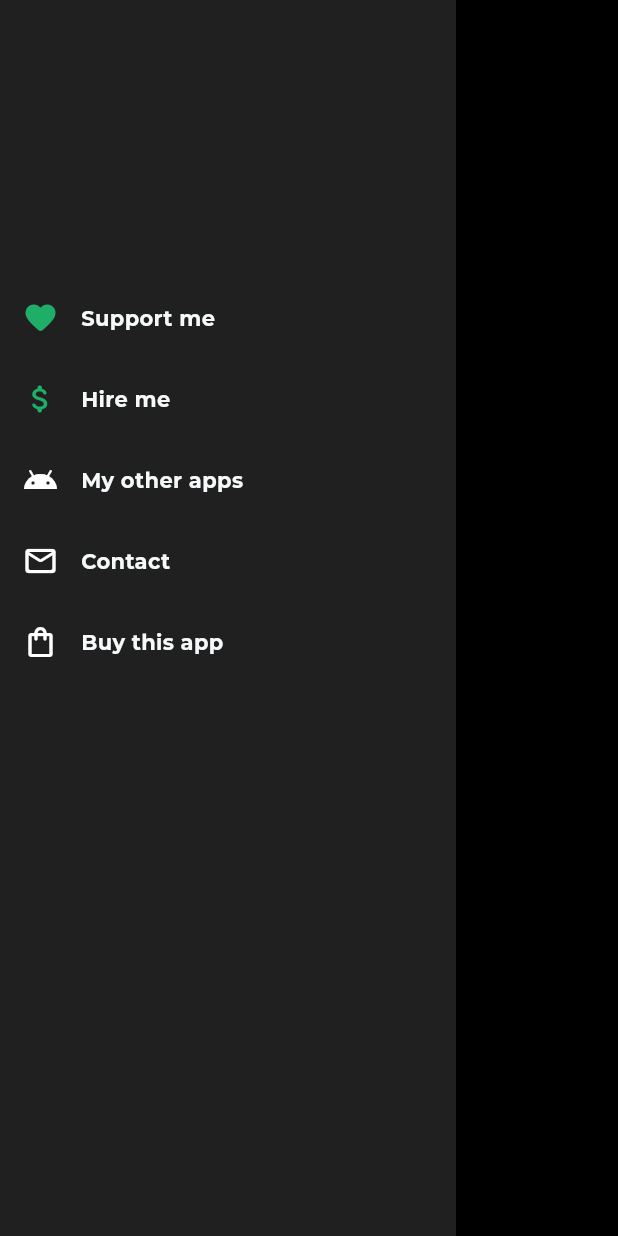
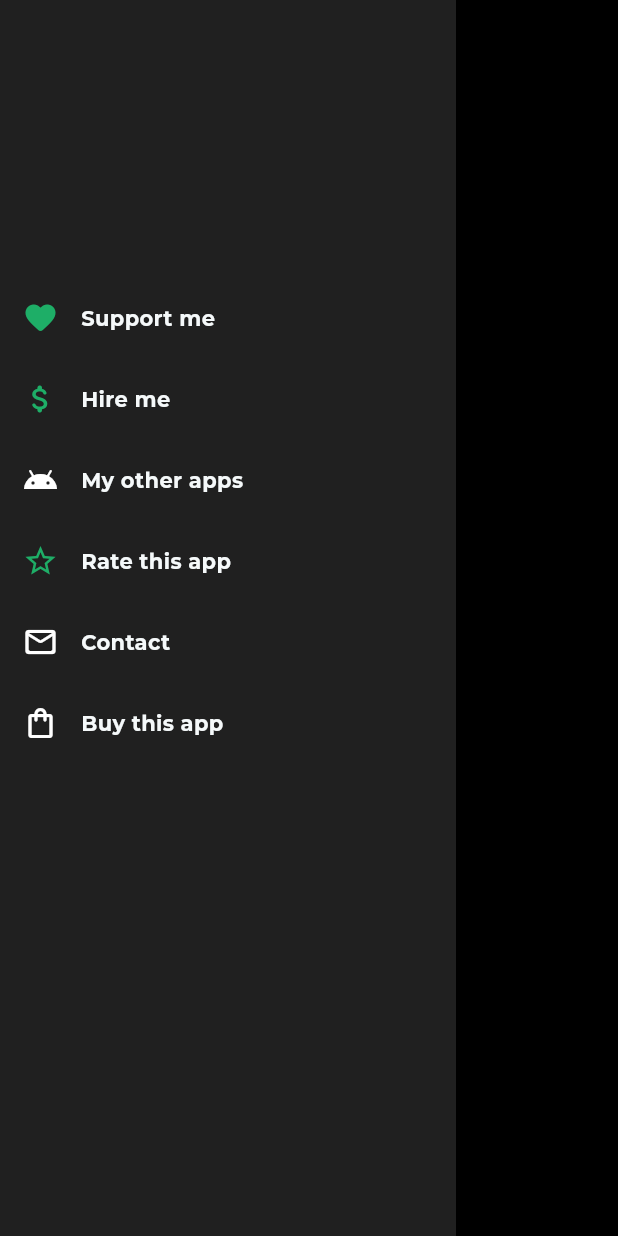
Before and after one commit to saleheen1/simple_expense_tracker, a Flutter app: the HomeDrawer widget shown alone on an empty page, opened directly, on a phone screen of 412 x 824 dp. Run offline on Flutter 3.47's test engine with Material 3 defaults, Android fonts, the light colour scheme and no system bars; our stand-ins replace fl_chart, flutter_svg, get, google_fonts, shared_preferences, sqflite; missing offline and left inert: tutorial_coach_mark; accounts and stored records are empty.

Commit message:
refactor: update HomeDrawer and HomeNavigationHelper text for clarity, and replace deprecated rate app link

```diff
--- a/lib/core/widgets/home_drawer.dart
+++ b/lib/core/widgets/home_drawer.dart
@@ -49,30 +49,6 @@ class HomeDrawer extends StatelessWidget {
                           ],
                         ),
                       ),
-                      // gapH(30),
-
-                      // GestureDetector(
-                      //   onTap: () async {
-                      //     final url = Uri.parse(
-                      //       'https://play.google.com/store/apps/details?id=com.easy.quran.learning.inshirah',
-                      //     );
-                      //       await launchUrl(
-                      //         url,
-                      //         mode: LaunchMode.externalApplication,
-                      //       );
-
-                      //   },
-                      //   child: Row(
-                      //     children: [
-                      //       Icon(Icons.star_rounded, color: theme.primary),
-                      //       gapW(15),
-                      //       Text(
-                      //         'Rate this app',
-                      //         style: TextUtils.title3(context: context),
-                      //       ),
-                      //     ],
-                      //   ),
-                      // ),
                       gapH(30),
 
                       GestureDetector(
@@ -101,6 +77,28 @@ class HomeDrawer extends StatelessWidget {
                             gapW(15),
                             Text(
                               'My other apps',
+                              style: TextUtils.title3(context: context),
+                            ),
+                          ],
+                        ),
+                      ),
+                      gapH(30),
+
+                      GestureDetector(
+                        onTap: () {
+                          launchUrl(
+                            Uri.parse(
+                              'https://play.google.com/store/apps/details?id=com.inshirahtech.simple_expense_tracker',
+                            ),
+                            mode: LaunchMode.externalApplication,
+                          );
+                        },
+                        child: Row(
+                          children: [
+                            Icon(Icons.star_border, color: theme.primary),
+                            gapW(15),
+                            Text(
+                              'Rate this app',
                               style: TextUtils.title3(context: context),
                             ),
                           ],
--- a/lib/features/home/presentation/widgets/home_navigation_helper.dart
+++ b/lib/features/home/presentation/widgets/home_navigation_helper.dart
@@ -26,7 +26,7 @@ class HomeNavigationHelper {
                 children: [
                   gapH(55),
                   Text(
-                    'Click here to go to the add expense page',
+                    'Click here to add expense',
                     style: TextUtils.title3(context: context),
                     textAlign: TextAlign.center,
                   ),
@@ -57,7 +57,7 @@ class HomeNavigationHelper {
                 children: [
                   gapH(55),
                   Text(
-                    'Click here to go to the add budget page',
+                    'Click here to add budget',
                     style: TextUtils.title3(context: context),
                     textAlign: TextAlign.center,
                   ),
@@ -88,7 +88,7 @@ class HomeNavigationHelper {
                 children: [
                   gapH(55),
                   Text(
-                    'Click here to go to history tab',
+                    'Click here to see history',
                     style: TextUtils.title3(context: context),
                     textAlign: TextAlign.center,
                   ),
```
Also changed, not shown: 1 other file.
